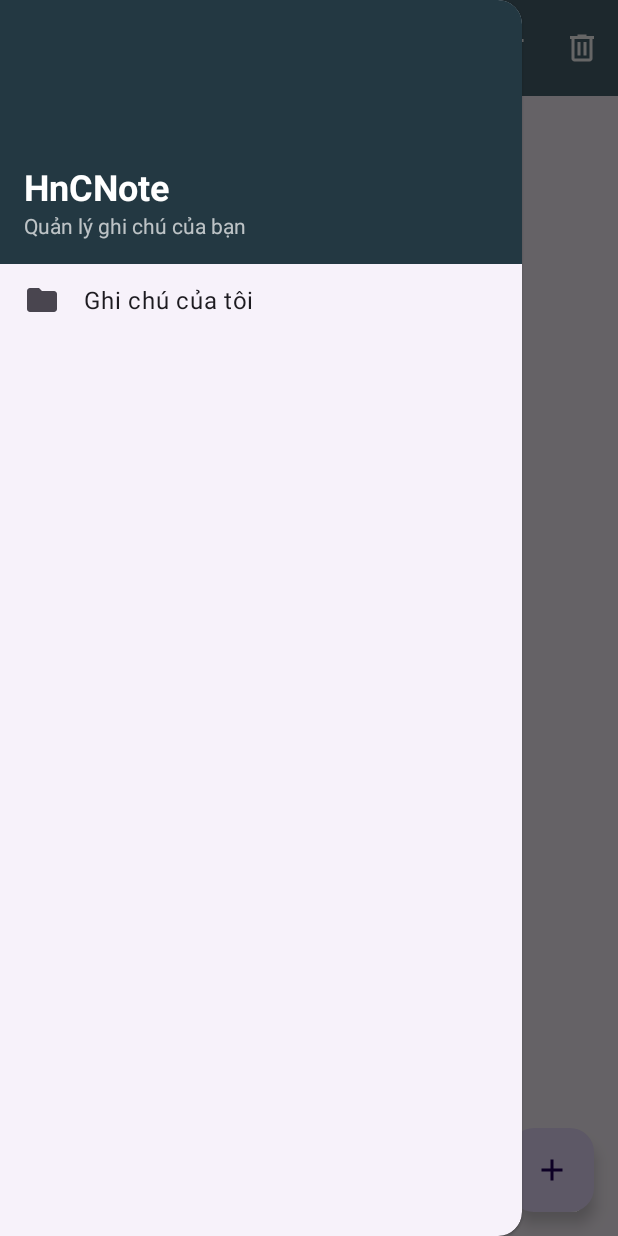
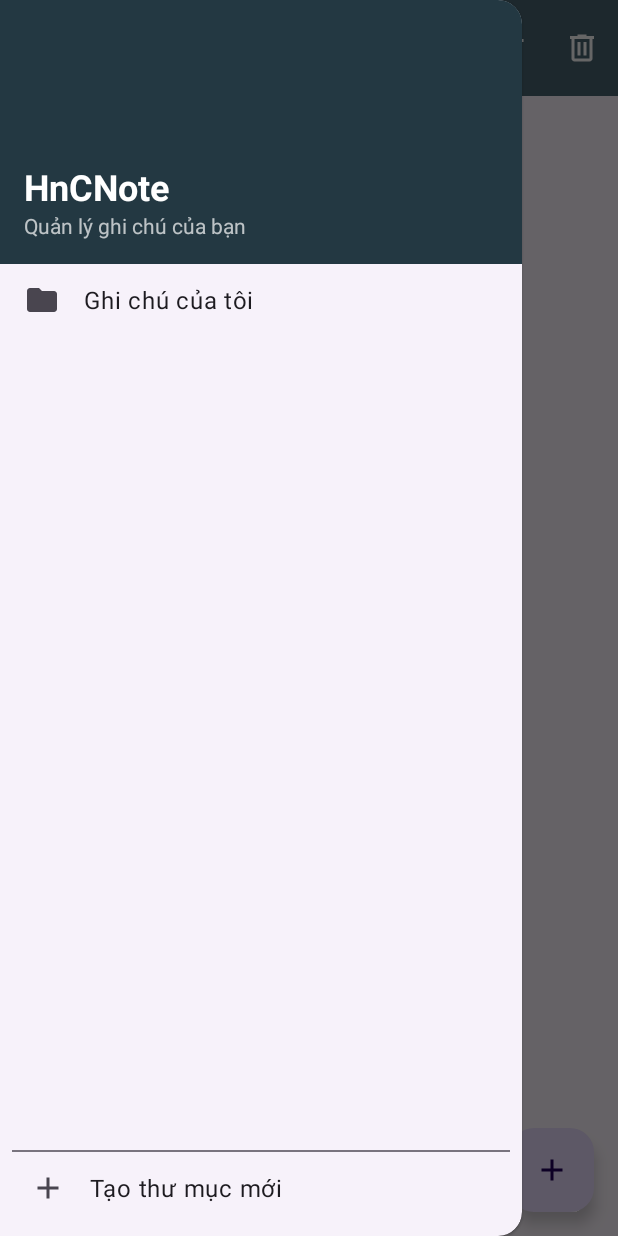
Before and after one commit to DinhHellcat/HnCNote, an Android app: the screen it shows after launch (MainActivity), with the side drawer open, on a phone screen of 412 x 824 dp. Run offline under Robolectric (Android 15) with nearby library versions, the phone set to English and light mode, and no system bars; our stand-ins replace Room's generated code.

Commit message:
Folder CRUD

```diff
--- a/app/src/main/java/com/herukyatto/hncnote/data/FolderDao.kt
+++ b/app/src/main/java/com/herukyatto/hncnote/data/FolderDao.kt
@@ -1,6 +1,7 @@
 package com.herukyatto.hncnote.data
 
 import androidx.room.Dao
+import androidx.room.Delete
 import androidx.room.Insert
 import androidx.room.OnConflictStrategy
 import androidx.room.Query
@@ -13,4 +14,7 @@ interface FolderDao {
 
     @Query("SELECT * FROM folders_table ORDER BY name ASC")
     fun getAllFolders(): Flow<List<Folder>>
+
+    @Delete
+    suspend fun delete(folder: Folder)
 }
--- a/app/src/main/java/com/herukyatto/hncnote/data/NoteDao.kt
+++ b/app/src/main/java/com/herukyatto/hncnote/data/NoteDao.kt
@@ -30,4 +30,7 @@ interface NoteDao {
 
     @Query("SELECT * FROM notes_table WHERE is_in_trash = 1 ORDER BY last_modified DESC")
     fun getTrashedNotes(): Flow<List<Note>>
+
+    @Query("DELETE FROM notes_table WHERE folder_id = :folderId")
+    suspend fun deleteNotesInFolder(folderId: Int)
 }
--- a/app/src/main/java/com/herukyatto/hncnote/ui/FolderAdapter.kt
+++ b/app/src/main/java/com/herukyatto/hncnote/ui/FolderAdapter.kt
@@ -3,6 +3,7 @@ package com.herukyatto.hncnote.ui
 import android.view.LayoutInflater
 import android.view.View
 import android.view.ViewGroup
+import android.widget.ImageView
 import android.widget.TextView
 import androidx.recyclerview.widget.DiffUtil
 import androidx.recyclerview.widget.ListAdapter
@@ -11,7 +12,8 @@ import com.herukyatto.hncnote.R
 import com.herukyatto.hncnote.data.Folder
 
 class FolderAdapter(
-    private val onFolderClicked: (Folder) -> Unit
+    private val onFolderClicked: (Folder) -> Unit,
+    private val onDeleteClicked: (Folder) -> Unit
 ) : ListAdapter<Folder, FolderAdapter.FolderViewHolder>(FolderComparator()) {
 
     override fun onCreateViewHolder(parent: ViewGroup, viewType: Int): FolderViewHolder {
@@ -22,17 +24,19 @@ class FolderAdapter(
 
     override fun onBindViewHolder(holder: FolderViewHolder, position: Int) {
         val current = getItem(position)
-        holder.bind(current.name)
-        holder.itemView.setOnClickListener {
-            onFolderClicked(current)
-        }
+        holder.bind(current) // Sửa lại để truyền cả Folder
+        holder.itemView.setOnClickListener { onFolderClicked(current) }
+        holder.deleteIcon.setOnClickListener { onDeleteClicked(current) }
     }
 
     class FolderViewHolder(itemView: View) : RecyclerView.ViewHolder(itemView) {
         private val folderNameTextView: TextView = itemView.findViewById(R.id.folder_name)
+        val deleteIcon: ImageView = itemView.findViewById(R.id.delete_folder_icon) // Thêm tham chiếu
 
-        fun bind(name: String) {
-            folderNameTextView.text = name
+        fun bind(folder: Folder) {
+            folderNameTextView.text = folder.name
+            // Ẩn nút xóa cho thư mục mặc định
+            deleteIcon.visibility = if (folder.id == 1) View.GONE else View.VISIBLE
         }
     }
 
--- a/app/src/main/java/com/herukyatto/hncnote/ui/NoteViewModel.kt
+++ b/app/src/main/java/com/herukyatto/hncnote/ui/NoteViewModel.kt
@@ -85,4 +85,10 @@ class NoteViewModel(private val repository: NoteRepository) : ViewModel() {
         val sdf = SimpleDateFormat("dd/MM/yyyy HH:mm", Locale.getDefault())
         return sdf.format(Date(timestamp))
     }
+
+    fun deleteFolder(folder: Folder) = viewModelScope.launch {
+        // Không cho phép xóa thư mục mặc định
+        if (folder.id == 1) return@launch
+        repository.deleteFolderAndNotes(folder)
+    }
 }
--- /dev/null
+++ b/app/src/main/res/drawable/ic_close_24.xml
@@ -0,0 +1,5 @@
+<vector xmlns:android="http://schemas.android.com/apk/res/android" android:height="24dp" android:tint="#000000" android:viewportHeight="24" android:viewportWidth="24" android:width="24dp">
+
+    <path android:fillColor="@android:color/white" android:pathData="M19,6.41L17.59,5 12,10.59 6.41,5 5,6.41 10.59,12 5,17.59 6.41,19 12,13.41 17.59,19 19,17.59 13.41,12z"/>
+
+</vector>
--- a/app/src/main/res/layout/activity_main.xml
+++ b/app/src/main/res/layout/activity_main.xml
@@ -22,5 +22,32 @@
             android:id="@+id/foldersRecyclerView"
             android:layout_width="match_parent"
             android:layout_height="match_parent"
-            android:layout_marginTop="176dp" /> </com.google.android.material.navigation.NavigationView>
+            android:layout_marginTop="176dp"
+            android:layout_marginBottom="56dp"/> <LinearLayout
+        android:layout_width="match_parent"
+        android:layout_height="wrap_content"
+        android:layout_gravity="bottom"
+        android:orientation="vertical"
+        android:padding="8dp">
+
+        <View
+            android:layout_width="match_parent"
+            android:layout_height="1dp"
+            android:background="?android:attr/listDivider"/>
+
+        <TextView
+            android:id="@+id/addFolderButton"
+            android:layout_width="match_parent"
+            android:layout_height="wrap_content"
+            android:drawablePadding="16dp"
+            android:gravity="center_vertical"
+            android:padding="12dp"
+            android:text="Tạo thư mục mới"
+            android:background="?android:attr/selectableItemBackground"
+            android:textAppearance="?attr/textAppearanceBody1"
+            app:drawableStartCompat="@drawable/ic_add_24"
+            app:drawableTint="?android:attr/textColorSecondary"
+            xmlns:app="http://schemas.android.com/apk/res-auto"/>
+    </LinearLayout>
+    </com.google.android.material.navigation.NavigationView>
 </androidx.drawerlayout.widget.DrawerLayout>
--- a/app/src/main/res/layout/folder_item.xml
+++ b/app/src/main/res/layout/folder_item.xml
@@ -27,4 +27,13 @@
         android:textAppearance="?attr/textAppearanceBody1"
         tools:text="Tên thư mục" />
 
+    <ImageView
+        android:id="@+id/delete_folder_icon"
+        android:layout_width="32dp"
+        android:layout_height="32dp"
+        android:padding="4dp"
+        android:src="@drawable/ic_close_24"
+        app:tint="?android:attr/textColorSecondary"
+        android:background="?android:attr/selectableItemBackgroundBorderless"
+        xmlns:app="http://schemas.android.com/apk/res-auto" />
 </LinearLayout>
```
Also changed, not shown: app/src/main/java/com/herukyatto/hncnote/data/NoteRepository.kt (+7 -0 lines), app/src/main/java/com/herukyatto/hncnote/ui/MainActivity.kt (+81 -5 lines), app/src/main/res/layout/dialog_create_folder.xml (added, +15 -0 lines).
